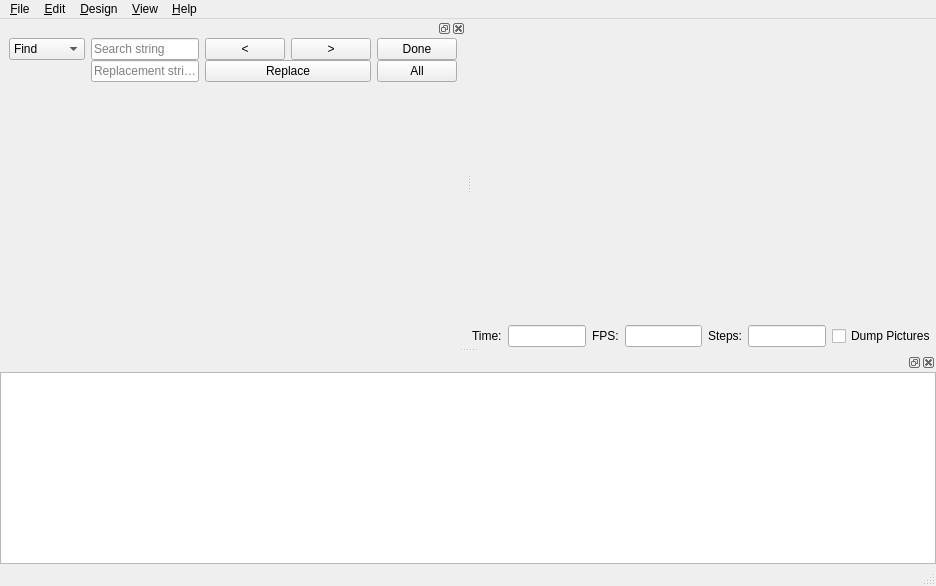
First picture: the form in src/MainWindow.ui, repository openscad/openscad, before the edit.
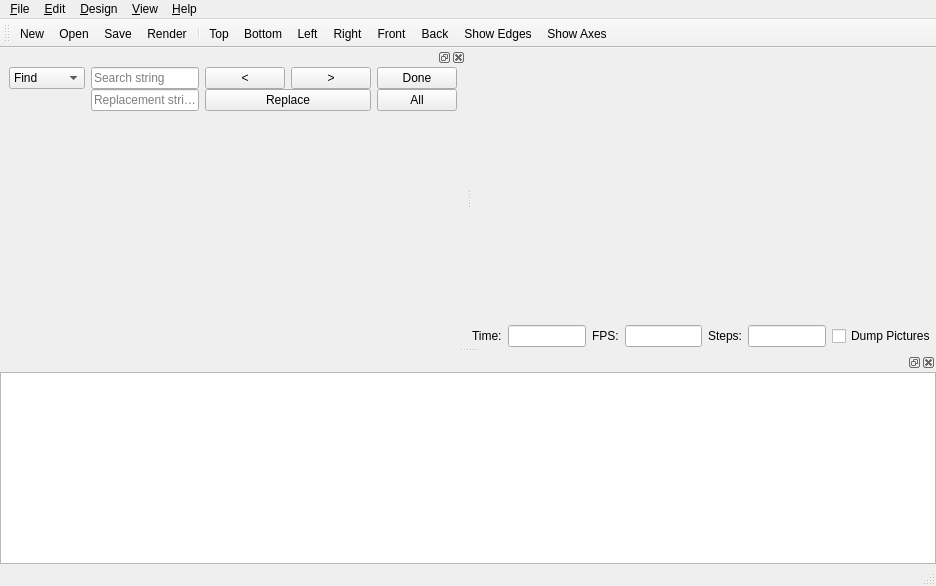
Second picture: the form after the edit. Icons and pictures are not drawn. Custom widgets are drawn as their Qt base class.

```diff
--- a/src/MainWindow.ui
+++ b/src/MainWindow.ui
@@ -394,6 +394,30 @@
     </layout>
    </widget>
   </widget>
+  <widget class="QToolBar" name="toolBar">
+   <property name="windowTitle">
+    <string>toolBar</string>
+   </property>
+   <attribute name="toolBarArea">
+    <enum>TopToolBarArea</enum>
+   </attribute>
+   <attribute name="toolBarBreak">
+    <bool>false</bool>
+   </attribute>
+   <addaction name="fileActionNew"/>
+   <addaction name="fileActionOpen"/>
+   <addaction name="fileActionSave"/>
+   <addaction name="designActionRender"/>
+   <addaction name="separator"/>
+   <addaction name="viewActionTop"/>
+   <addaction name="viewActionBottom"/>
+   <addaction name="viewActionLeft"/>
+   <addaction name="viewActionRight"/>
+   <addaction name="viewActionFront"/>
+   <addaction name="viewActionBack"/>
+   <addaction name="viewActionShowEdges"/>
+   <addaction name="viewActionShowAxes"/>
+  </widget>
   <action name="fileActionNew">
    <property name="text">
     <string>&amp;New</string>
```
Left out of the diff: 114 changed lines with no effect on the pictures.
